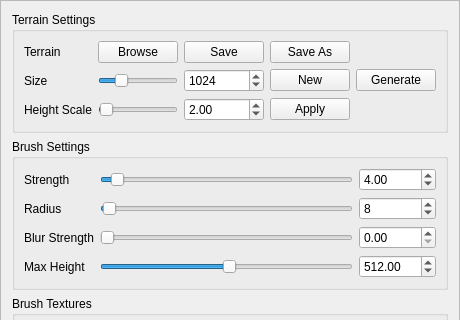
The window that code/qttoolkit/contentbrowser/ui/terrainwidget.ui (NebulaTerrain/nebula-trifid) describes before a commit, drawn with Qt 5; both pictures show x 0 to 460 and y 0 to 320 of the 460 by 795 pixel window.
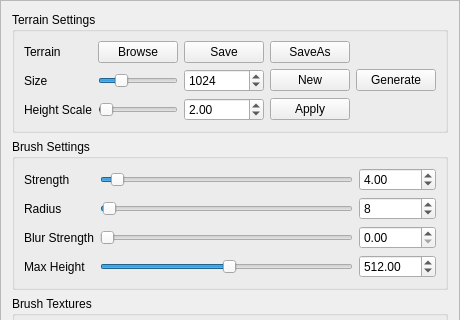
The same window after the commit.

```diff
--- a/code/qttoolkit/contentbrowser/ui/terrainwidget.ui
+++ b/code/qttoolkit/contentbrowser/ui/terrainwidget.ui
@@ -6,7 +6,7 @@
    <rect>
     <x>0</x>
     <y>0</y>
-    <width>418</width>
+    <width>428</width>
     <height>795</height>
    </rect>
   </property>
@@ -445,7 +445,7 @@
       <item row="1" column="5">
        <widget class="QPushButton" name="saveAs_pushButton">
         <property name="text">
-         <string>Save As</string>
+         <string>SaveAs</string>
         </property>
        </widget>
       </item>
```
Left out of the diff: 14 changed lines with no effect on the pictures.
